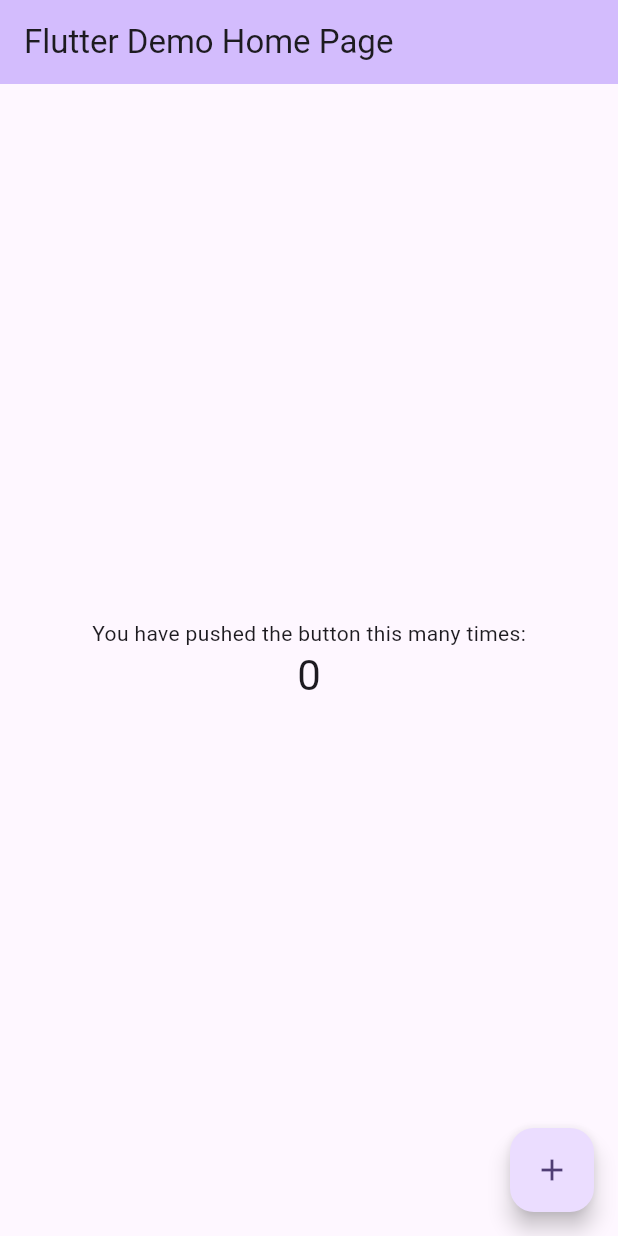
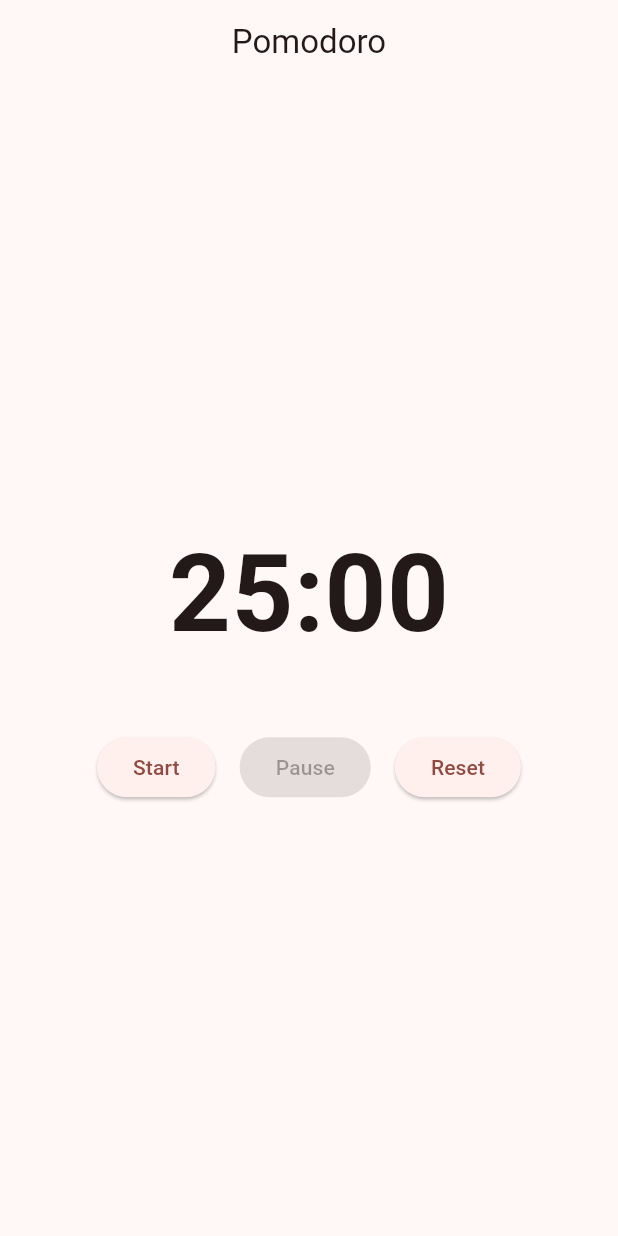
Before and after one commit to Harish-IJ/Anchor, a Flutter app: the screen it shows after launch, on a phone screen of 412 x 824 dp. Run offline on Flutter 3.47's test engine with Material 3 defaults, Android fonts, the phone set to English and light mode, and no system bars.

Commit message:
feat: basic 25 min pomodoro timer

```diff
--- a/lib/main.dart
+++ b/lib/main.dart
@@ -1,122 +1,130 @@
+import 'dart:async';
 import 'package:flutter/material.dart';
 
 void main() {
-  runApp(const MyApp());
+  runApp(const PomodoroApp());
 }
 
-class MyApp extends StatelessWidget {
-  const MyApp({super.key});
+class PomodoroApp extends StatelessWidget {
+  const PomodoroApp({super.key});
 
-  // This widget is the root of your application.
   @override
   Widget build(BuildContext context) {
     return MaterialApp(
-      title: 'Flutter Demo',
+      debugShowCheckedModeBanner: false,
+      title: 'Pomodoro',
       theme: ThemeData(
-        // This is the theme of your application.
-        //
-        // TRY THIS: Try running your application with "flutter run". You'll see
-        // the application has a purple toolbar. Then, without quitting the app,
-        // try changing the seedColor in the colorScheme below to Colors.green
-        // and then invoke "hot reload" (save your changes or press the "hot
-        // reload" button in a Flutter-supported IDE, or press "r" if you used
-        // the command line to start the app).
-        //
-        // Notice that the counter didn't reset back to zero; the application
-        // state is not lost during the reload. To reset the state, use hot
-        // restart instead.
-        //
-        // This works for code too, not just values: Most code changes can be
-        // tested with just a hot reload.
-        colorScheme: .fromSeed(seedColor: Colors.deepPurple),
+        useMaterial3: true,
+        colorSchemeSeed: Colors.red,
       ),
-      home: const MyHomePage(title: 'Flutter Demo Home Page'),
+      home: const PomodoroPage(),
     );
   }
 }
 
-class MyHomePage extends StatefulWidget {
-  const MyHomePage({super.key, required this.title});
-
-  // This widget is the home page of your application. It is stateful, meaning
-  // that it has a State object (defined below) that contains fields that affect
-  // how it looks.
-
-  // This class is the configuration for the state. It holds the values (in this
-  // case the title) provided by the parent (in this case the App widget) and
-  // used by the build method of the State. Fields in a Widget subclass are
-  // always marked "final".
-
-  final String title;
+class PomodoroPage extends StatefulWidget {
+  const PomodoroPage({super.key});
 
   @override
-  State<MyHomePage> createState() => _MyHomePageState();
+  State<PomodoroPage> createState() => _PomodoroPageState();
 }
 
-class _MyHomePageState extends State<MyHomePage> {
-  int _counter = 0;
+class _PomodoroPageState extends State<PomodoroPage> {
+  static const int _workDuration = 25 * 60; // 25 minutes
+  int _remainingSeconds = _workDuration;
 
-  void _incrementCounter() {
+  Timer? _timer;
+  bool _isRunning = false;
+
+  void _startTimer() {
+    if (_isRunning) return;
+
     setState(() {
-      // This call to setState tells the Flutter framework that something has
-      // changed in this State, which causes it to rerun the build method below
-      // so that the display can reflect the updated values. If we changed
-      // _counter without calling setState(), then the build method would not be
-      // called again, and so nothing would appear to happen.
-      _counter++;
+      _isRunning = true;
     });
+
+    _timer = Timer.periodic(const Duration(seconds: 1), (timer) {
+      if (_remainingSeconds <= 0) {
+        timer.cancel();
+        setState(() {
+          _isRunning = false;
+        });
+      } else {
+        setState(() {
+          _remainingSeconds--;
+        });
+      }
+    });
+  }
+
+  void _pauseTimer() {
+    _timer?.cancel();
+    setState(() {
+      _isRunning = false;
+    });
+  }
+
+  void _resetTimer() {
+    _timer?.cancel();
+    setState(() {
+      _remainingSeconds = _workDuration;
+      _isRunning = false;
+    });
+  }
+
+  String get _formattedTime {
+    final minutes = (_remainingSeconds ~/ 60).toString().padLeft(2, '0');
+    final seconds = (_remainingSeconds % 60).toString().padLeft(2, '0');
+    return '$minutes:$seconds';
+  }
+
+  @override
+  void dispose() {
+    _timer?.cancel();
+    super.dispose();
   }
 
   @override
   Widget build(BuildContext context) {
-    // This method is rerun every time setState is called, for instance as done
-    // by the _incrementCounter method above.
-    //
-    // The Flutter framework has been optimized to make rerunning build methods
-    // fast, so that you can just rebuild anything that needs updating rather
-    // than having to individually change instances of widgets.
     return Scaffold(
       appBar: AppBar(
-        // TRY THIS: Try changing the color here to a specific color (to
-        // Colors.amber, perhaps?) and trigger a hot reload to see the AppBar
-        // change color while the other colors stay the same.
-        backgroundColor: Theme.of(context).colorScheme.inversePrimary,
-        // Here we take the value from the MyHomePage object that was created by
-        // the App.build method, and use it to set our appbar title.
-        title: Text(widget.title),
+        title: const Text('Pomodoro'),
+        centerTitle: true,
       ),
       body: Center(
-        // Center is a layout widget. It takes a single child and positions it
-        // in the middle of the parent.
         child: Column(
-          // Column is also a layout widget. It takes a list of children and
-          // arranges them vertically. By default, it sizes itself to fit its
-          // children horizontally, and tries to be as tall as its parent.
-          //
-          // Column has various properties to control how it sizes itself and
-          // how it positions its children. Here we use mainAxisAlignment to
-          // center the children vertically; the main axis here is the vertical
-          // axis because Columns are vertical (the cross axis would be
-          // horizontal).
-          //
-          // TRY THIS: Invoke "debug painting" (choose the "Toggle Debug Paint"
-          // action in the IDE, or press "p" in the console), to see the
-          // wireframe for each widget.
-          mainAxisAlignment: .center,
+          mainAxisAlignment: MainAxisAlignment.center,
           children: [
-            const Text('You have pushed the button this many times:'),
             Text(
-              '$_counter',
-              style: Theme.of(context).textTheme.headlineMedium,
+              _formattedTime,
+              style: const TextStyle(
+                fontSize: 72,
+                fontWeight: FontWeight.w600,
+              ),
+            ),
+            const SizedBox(height: 40),
+            Row(
+              mainAxisAlignment: MainAxisAlignment.center,
+              children: [
+                ElevatedButton(
+                  onPressed: _isRunning ? null : _startTimer,
+                  child: const Text('Start'),
+                ),
+                const SizedBox(width: 16),
+                ElevatedButton(
+                  onPressed: _isRunning ? _pauseTimer : null,
+                  child: const Text('Pause'),
+                ),
+                const SizedBox(width: 16),
+                ElevatedButton(
+                  onPressed: _resetTimer,
+                  child: const Text('Reset'),
+                ),
+              ],
             ),
           ],
         ),
       ),
-      floatingActionButton: FloatingActionButton(
-        onPressed: _incrementCounter,
-        tooltip: 'Increment',
-        child: const Icon(Icons.add),
-      ),
     );
   }
 }
```
